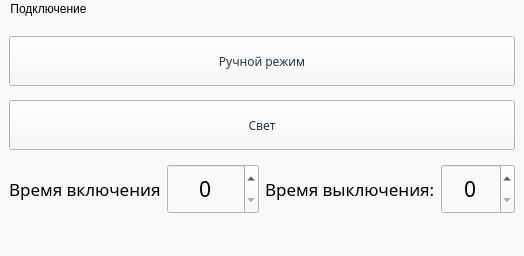
Qt form mainwindow.ui (kuzia99/aqua_control) before a commit.
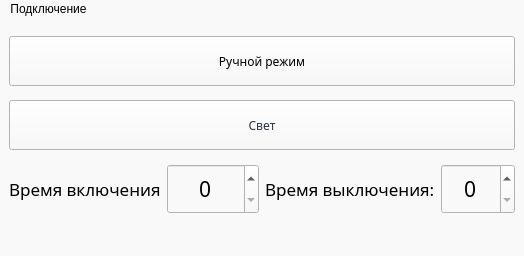
The same form after that commit.

The edit to the form file:
```diff
--- a/mainwindow.ui
+++ b/mainwindow.ui
@@ -49,7 +49,7 @@
          </font>
         </property>
         <property name="styleSheet">
-         <string notr="true">color: rgb(44, 54, 63);</string>
+         <string notr="true"/>
         </property>
         <property name="text">
          <string>Ручной режим</string>
```
Left out of the diff: 9 changed lines with no effect on the pictures.
